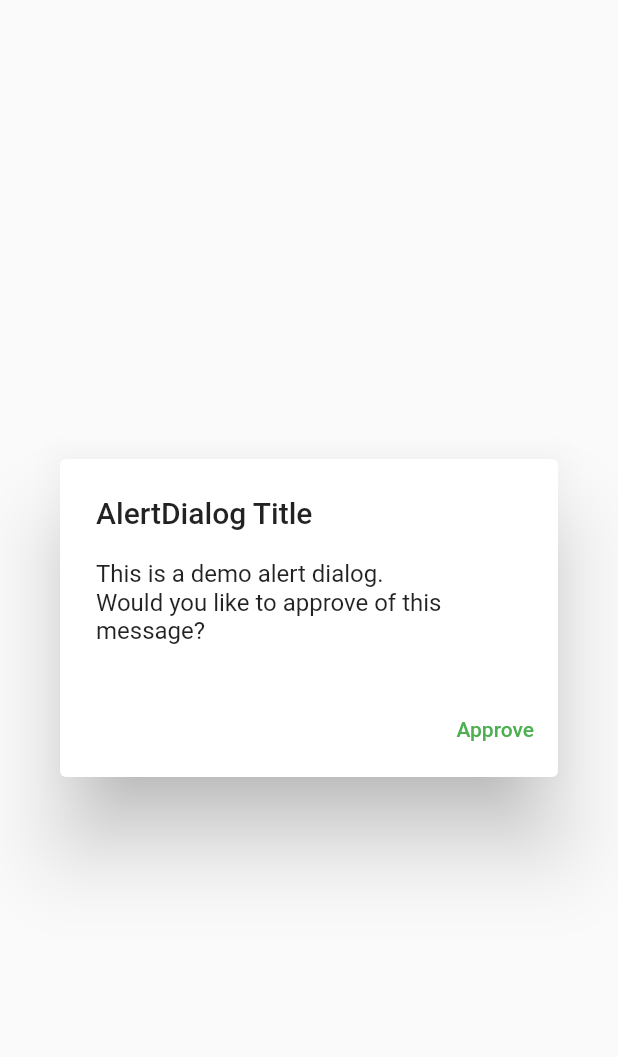
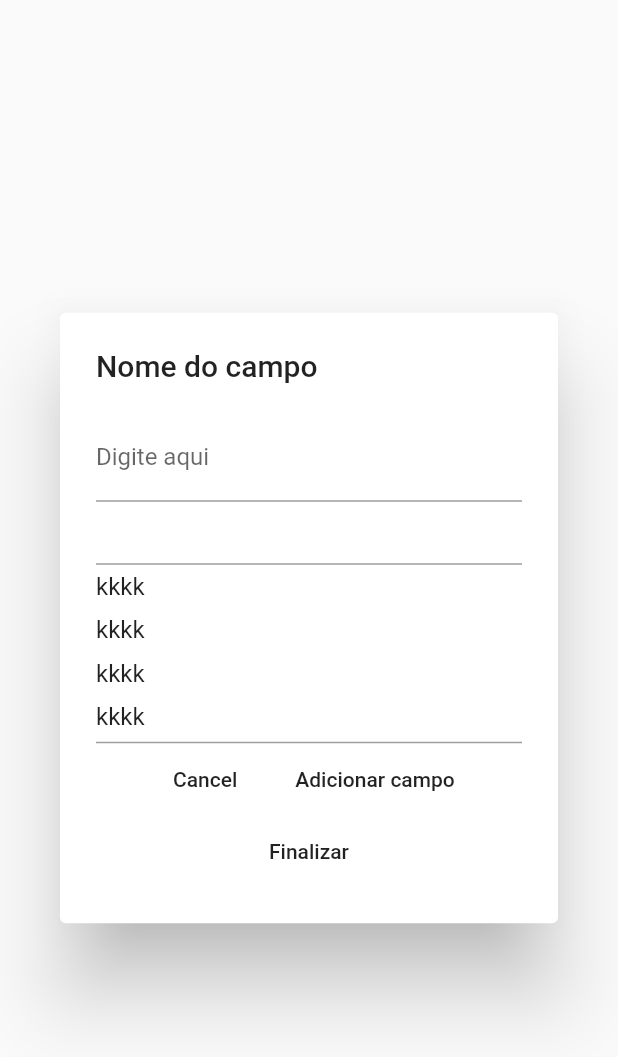
Before and after one commit to ggarber42/tcc-collect-app, a Flutter app: the RadioWidgetFormDialog widget shown alone on an empty page, opened directly, on a phone screen of 412 x 824 dp. Shown: the top 1057 px of the screen. Run offline on Flutter 3.47's test engine with Material 2 defaults, Android fonts, the phone set to English and light mode, and no system bars.

Commit message:
feat: added scroll list to radio dialog

```diff
--- a/lib/widgets/dialog_widgets/radio_widget_dialog.dart
+++ b/lib/widgets/dialog_widgets/radio_widget_dialog.dart
@@ -1,8 +1,6 @@
 import 'package:flutter/material.dart';
 
-import '../dialog_widgets/form_dialog_interface.dart';
-
-class RadioWidgetFormDialog extends StatefulWidget{
+class RadioWidgetFormDialog extends StatefulWidget {
   @override
   _RadioWidgetFormDialogState createState() => _RadioWidgetFormDialogState();
 }
@@ -11,73 +9,87 @@ class _RadioWidgetFormDialogState extends State<RadioWidgetFormDialog> {
   final TextEditingController _textEditingController = TextEditingController();
   final GlobalKey<FormState> _formKey = GlobalKey<FormState>();
   var optionQuantity = 1;
-  var _options = [];
+  var _options = [
+    'kkkk',
+    'kkkk',
+    'kkkk',
+    'kkkk',
+    'kkkk',
+    'kkkk',
+    'kkkk',
+    'kkkk'
+  ];
 
   @override
   Widget build(BuildContext context) {
     return AlertDialog(
-        title: const Text('AlertDialog Title'),
-        content: SingleChildScrollView(
-          child: ListBody(
-            children: const <Widget>[
-              Text('This is a demo alert dialog.'),
-              Text('Would you like to approve of this message?'),
-            ],
+      title: Text('Nome do campo'),
+      content: Column(
+        mainAxisSize: MainAxisSize.min,
+        children: [
+          Container(
+            height: 100,
+            child: Form(
+              key: _formKey,
+              child: TextFormField(
+                controller: _textEditingController,
+                decoration: InputDecoration(labelText: 'Digite aqui'),
+                textInputAction: TextInputAction.done,
+                validator: (String? value) {
+                  if (value == null || value.isEmpty) {
+                    return 'Please enter some text';
+                  }
+                  return null;
+                },
+              ),
+            ),
           ),
-        ),
-        actions: <Widget>[
-          TextButton(
-            child: const Text('Approve'),
-            onPressed: () {
-              Navigator.of(context).pop();
-            },
+          Container(
+            height: 120,
+            decoration: BoxDecoration(
+              border: Border(
+                bottom: BorderSide(color: Colors.grey),
+                top: BorderSide(color: Colors.grey),
+              ),
+            ),
+            child: ListView.builder(
+                shrinkWrap: true,
+                itemCount: _options.length,
+                itemBuilder: (ctx, index) => Container(
+                      margin: EdgeInsets.symmetric(vertical: 5),
+                      child: Text(_options[index]),
+                    )),
           ),
+          SizedBox(
+            width: double.infinity,
+            child: Wrap(
+              alignment: WrapAlignment.center,
+              children: [
+                FlatButton(
+                  onPressed: () => Navigator.pop(context, false),
+                  child: Text('Cancel'),
+                ),
+                FlatButton(
+                  onPressed: () {
+                    print('kkk');
+                  },
+                  child: Text('Adicionar campo'),
+                ),
+                FlatButton(
+                  onPressed: () {
+                    if (_formKey.currentState!.validate()) {
+                      return Navigator.pop(
+                          context, _textEditingController.value.text);
+                    }
+                    return;
+                  },
+                  child: Text('Finalizar'),
+                ),
+              ],
+            ),
+          )
         ],
-      );
+      ),
+    );
   }
-
-  // @override
-  // Widget build(BuildContext context) {
-  //   return AlertDialog(
-  //     title: Text('Nome do campo'),
-  //     content: Column(children: [
-  //       Form(
-  //         key: _formKey,
-  //         child: TextFormField(
-  //           controller: _textEditingController,
-  //           decoration: InputDecoration(labelText: 'Digite aqui'),
-  //           textInputAction: TextInputAction.done,
-  //           validator: (String? value) {
-  //             if (value == null || value.isEmpty) {
-  //               return 'Please enter some text';
-  //             }
-  //             return null;
-  //           },
-  //         ),
-  //       ),
-  //     ]),
-  //     actions: [
-  //       FlatButton(
-  //         onPressed: () => Navigator.pop(context, false),
-  //         child: Text('Cancel'),
-  //       ),
-  //       FlatButton(
-  //         onPressed: () {
-  //           print('kkk');
-  //         },
-  //         child: Text('Adicionar campo'),
-  //       ),
-  //       FlatButton(
-  //         onPressed: () {
-  //           if (_formKey.currentState!.validate()) {
-  //             return Navigator.pop(context, _textEditingController.value.text);
-  //           }
-  //           return;
-  //         },
-  //         child: Text('Finalizar'),
-  //       ),
-  //     ],
-  //   );
-  // }
-
 }
--- a/lib/widgets/dialog_widgets/widget_dialog_factory.dart
+++ b/lib/widgets/dialog_widgets/widget_dialog_factory.dart
@@ -17,7 +17,7 @@ class WidgetDialogFactory {
         dialog = TextWidgetFormDialog();
         break;
       case 'radio':
-        dialog = AlertWidgetFormDialog();
+        dialog = RadioWidgetFormDialog();
         break;
       default:
         dialog = AlertWidgetFormDialog();
```
